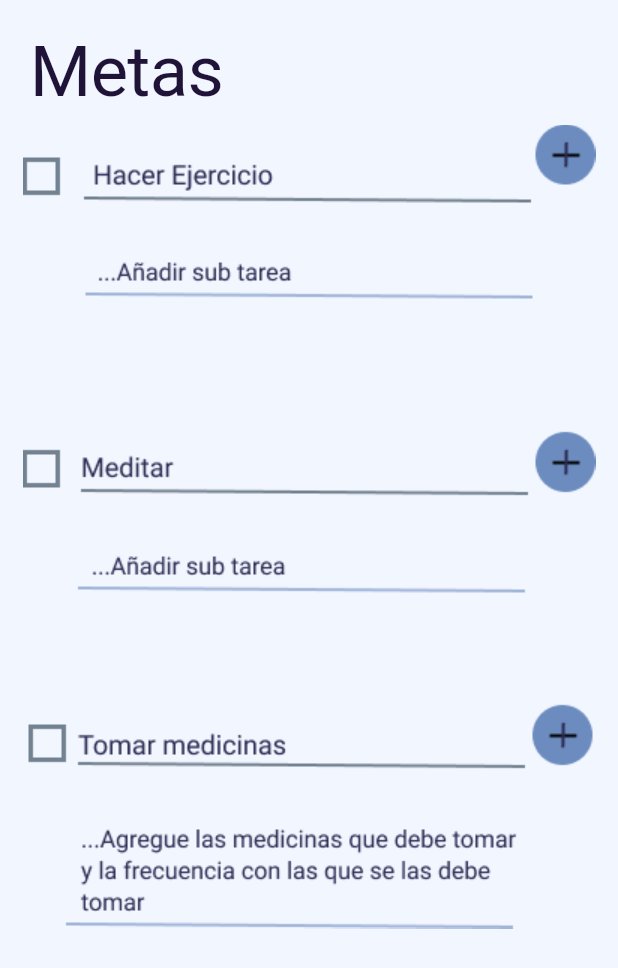
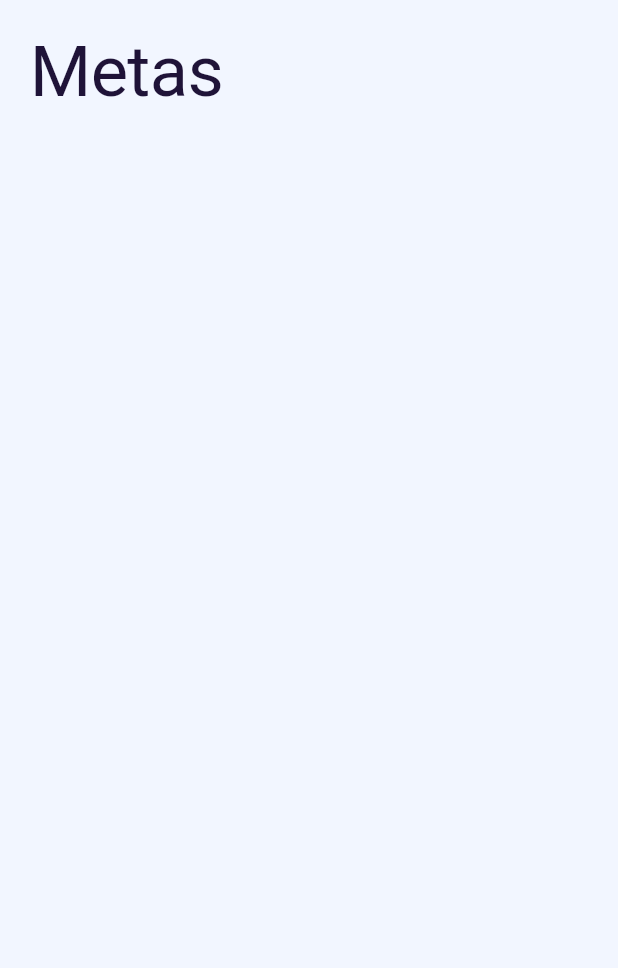
Before and after one commit to guillermoSb/proyecto_ing_software, a Flutter app: the GoalsScreen screen opened directly, on a phone screen of 412 x 824 dp. Shown: the top 968 px of the screen. Run offline on Flutter 3.47's test engine with Material 2 defaults, Android fonts, the phone set to English and light mode, and no system bars.

Commit message:
Revert "goals"
This reverts commit 33b6df7ddf2eba65e1f6785050a7694eb656876f.

```diff
--- a/lib/screens/goals_screen.dart
+++ b/lib/screens/goals_screen.dart
@@ -9,14 +9,7 @@ class GoalsScreen extends StatelessWidget {
   Widget build(BuildContext context) {
     return CupertinoPageScaffold(
         child: Column(
-      children: [
-        // ignore: prefer_const_constructors
-        PageTitleWidget('Metas'),
-        Padding(
-          padding: EdgeInsets.all(8),
-          child: Image.asset('assets/images/Group 16.png'),
-        )
-      ],
+      children: const [PageTitleWidget('Metas')],
     ));
   }
 }
```
Also changed, not shown: assets/images/Group 16.png (deleted), assets/images/primera tarea.png (deleted), assets/images/segunda tarea.png (deleted), assets/images/tercera tarea.png (deleted).
